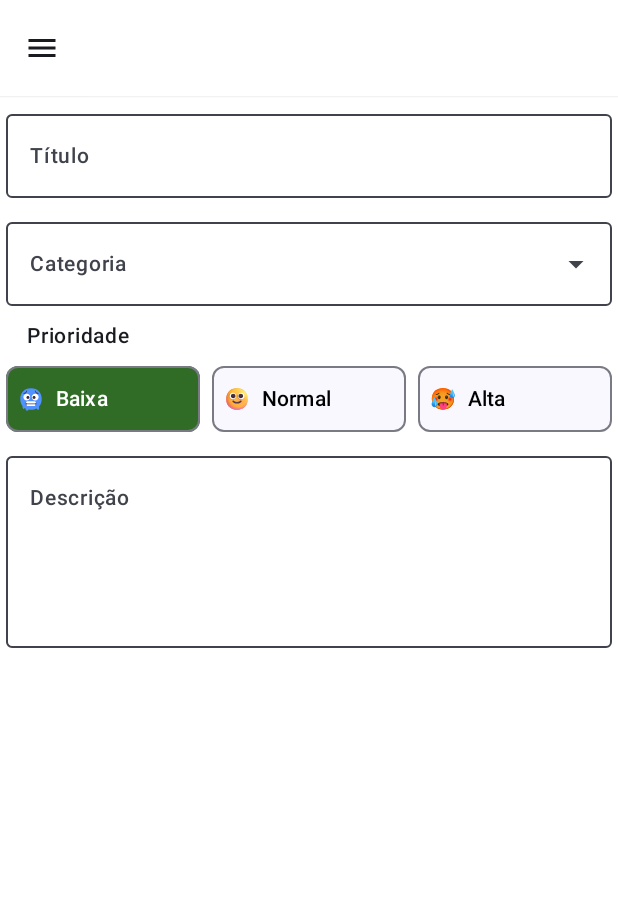
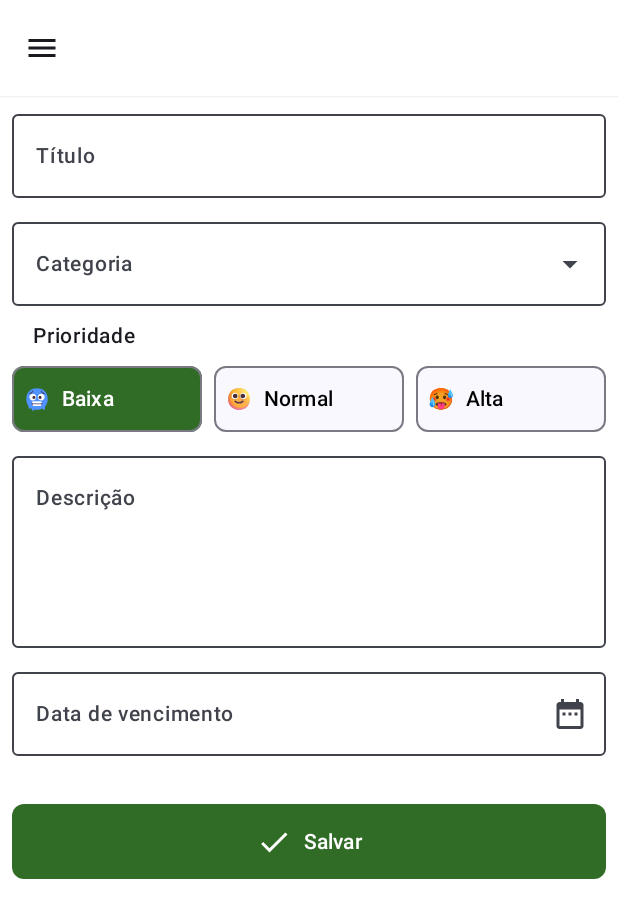
Before and after one commit to JoseLeandroNascimento/pomodo-task, an Android app built with Jetpack Compose: the screen it shows after launch (MainActivity), after a tap on "Baixa", on a phone screen of 412 x 824 dp. Shown: the top 918 px of the screen. Run offline under Robolectric (Android 15) with nearby library versions, the phone set to English and light mode, and no system bars.

Commit message:
feat: layout da tela de cadastro de tarefa

```diff
--- a/app/src/main/AndroidManifest.xml
+++ b/app/src/main/AndroidManifest.xml
@@ -8,6 +8,7 @@
         android:fullBackupContent="@xml/backup_rules"
         android:icon="@mipmap/ic_launcher"
         android:label="@string/app_name"
+        android:windowSoftInputMode="adjustResize"
         android:roundIcon="@mipmap/ic_launcher_round"
         android:supportsRtl="true"
         android:theme="@style/Theme.Pomodotask"
--- /dev/null
+++ b/app/src/main/java/com/example/pomodo_task/components/InputDate.kt
@@ -0,0 +1,111 @@
+package com.example.pomodo_task.components
+
+import android.annotation.SuppressLint
+import androidx.compose.foundation.isSystemInDarkTheme
+import androidx.compose.foundation.text.KeyboardOptions
+import androidx.compose.material.icons.Icons
+import androidx.compose.material.icons.filled.DateRange
+import androidx.compose.material3.Button
+import androidx.compose.material3.DatePicker
+import androidx.compose.material3.DatePickerDialog
+import androidx.compose.material3.ExperimentalMaterial3Api
+import androidx.compose.material3.Icon
+import androidx.compose.material3.IconButton
+import androidx.compose.material3.MaterialTheme
+import androidx.compose.material3.OutlinedTextField
+import androidx.compose.material3.Text
+import androidx.compose.material3.TextFieldDefaults
+import androidx.compose.material3.rememberDatePickerState
+import androidx.compose.runtime.Composable
+import androidx.compose.runtime.getValue
+import androidx.compose.runtime.mutableStateOf
+import androidx.compose.runtime.remember
+import androidx.compose.runtime.setValue
+import androidx.compose.ui.Modifier
+import androidx.compose.ui.graphics.Color
+import androidx.compose.ui.text.font.FontWeight
+import androidx.compose.ui.text.input.KeyboardType
+import androidx.compose.ui.tooling.preview.Preview
+import androidx.compose.ui.unit.sp
+import com.example.pomodo_task.ui.theme.Green300
+import java.text.SimpleDateFormat
+import java.util.Date
+
+@SuppressLint("SimpleDateFormat")
+@OptIn(ExperimentalMaterial3Api::class)
+@Composable
+fun InputDate(
+    modifier: Modifier = Modifier,
+    label: String,
+    onValueChange: (Date) -> Unit,
+    value: Date? = null
+) {
+
+    var showModal by remember { mutableStateOf(false) }
+    val datePikerState = rememberDatePickerState()
+    val dateFormat = remember {SimpleDateFormat("dd/MM/yyyy") }
+    var selectedText by remember { mutableStateOf("") }
+
+    OutlinedTextField(
+        modifier = modifier,
+        label = {
+            Text(
+                text = label,
+                fontWeight = FontWeight.Medium,
+                fontSize = 14.sp
+            )
+        },
+        colors = TextFieldDefaults.colors(
+            focusedIndicatorColor = Green300,
+            focusedContainerColor = if (isSystemInDarkTheme()) MaterialTheme.colorScheme.surface else Color.White,
+            unfocusedContainerColor = if (isSystemInDarkTheme()) MaterialTheme.colorScheme.surface else Color.White,
+            focusedLabelColor = Green300
+        ),
+        keyboardOptions = KeyboardOptions(keyboardType = KeyboardType.Text),
+        value = selectedText,
+        onValueChange = { },
+        trailingIcon = {
+            IconButton(onClick = {
+                showModal = !showModal
+            }) {
+                Icon(imageVector = Icons.Default.DateRange, contentDescription = null)
+            }
+        }
+    )
+
+    if (showModal) {
+        DatePickerDialog(
+            onDismissRequest = {
+                showModal = false
+            },
+            dismissButton = {
+                // Se quiser, adicione um botão de cancelar aqui
+            },
+            confirmButton = {
+                Button(onClick = {
+                    val millis = datePikerState.selectedDateMillis
+                    if (millis != null) {
+                        val date = Date(millis)
+                        selectedText = dateFormat.format(date)
+                        onValueChange(date)
+                    }
+                    showModal = false
+                }) {
+                    Text(text = "Confirmar")
+                }
+            }
+        ) {
+            DatePicker(state = datePikerState)
+        }
+    }
+
+}
+
+@Preview
+@Composable
+private fun InputDatePreview() {
+    InputDate(
+        label = "Date",
+        onValueChange = {},
+    )
+}
--- a/app/src/main/java/com/example/pomodo_task/screen/CreateTask.kt
+++ b/app/src/main/java/com/example/pomodo_task/screen/CreateTask.kt
@@ -6,9 +6,20 @@ import androidx.compose.foundation.clickable
 import androidx.compose.foundation.interaction.MutableInteractionSource
 import androidx.compose.foundation.layout.Arrangement
 import androidx.compose.foundation.layout.Column
+import androidx.compose.foundation.layout.Row
+import androidx.compose.foundation.layout.Spacer
 import androidx.compose.foundation.layout.fillMaxSize
 import androidx.compose.foundation.layout.fillMaxWidth
+import androidx.compose.foundation.layout.height
 import androidx.compose.foundation.layout.padding
+import androidx.compose.foundation.rememberScrollState
+import androidx.compose.foundation.shape.RoundedCornerShape
+import androidx.compose.foundation.verticalScroll
+import androidx.compose.material.icons.Icons
+import androidx.compose.material.icons.filled.Check
+import androidx.compose.material3.Button
+import androidx.compose.material3.ButtonDefaults
+import androidx.compose.material3.Icon
 import androidx.compose.material3.Text
 import androidx.compose.runtime.Composable
 import androidx.compose.runtime.getValue
@@ -17,15 +28,19 @@ import androidx.compose.runtime.remember
 import androidx.compose.runtime.setValue
 import androidx.compose.ui.Alignment
 import androidx.compose.ui.Modifier
+import androidx.compose.ui.graphics.Color
 import androidx.compose.ui.platform.LocalFocusManager
 import androidx.compose.ui.text.font.FontWeight
 import androidx.compose.ui.tooling.preview.Preview
 import androidx.compose.ui.unit.dp
 import androidx.compose.ui.unit.sp
+import com.example.pomodo_task.components.InputDate
 import com.example.pomodo_task.components.InputText
 import com.example.pomodo_task.components.PriorityOption
 import com.example.pomodo_task.components.PrioritySelect
 import com.example.pomodo_task.components.optionsExemple
+import com.example.pomodo_task.ui.theme.Green300
+import java.util.Date
 
 
 @Composable
@@ -34,6 +49,8 @@ fun CreateTask(modifier: Modifier = Modifier) {
     var title by remember { mutableStateOf("") }
     var category by remember { mutableStateOf<Option?>(null) }
     var priority by remember { mutableStateOf<PriorityOption?>(null) }
+    var date by remember { mutableStateOf<Date?>(null) }
+
 
     val focusManager = LocalFocusManager.current
 
@@ -105,11 +122,12 @@ fun CreateTask(modifier: Modifier = Modifier) {
                 focusManager.clearFocus()
             }
             .fillMaxSize()
-            .padding(vertical = 4.dp, horizontal = 4.dp),
+            .padding(vertical = 4.dp, horizontal = 8.dp)
+            .verticalScroll(state = rememberScrollState()),
         horizontalAlignment = Alignment.CenterHorizontally,
-        verticalArrangement = Arrangement.spacedBy(8.dp)
+        verticalArrangement = Arrangement.spacedBy(8.dp),
 
-    ) {
+        ) {
 
         InputText(
             label = "Título",
@@ -154,6 +172,46 @@ fun CreateTask(modifier: Modifier = Modifier) {
             modifier = Modifier
                 .fillMaxWidth(),
         )
+
+        InputDate(
+            modifier = Modifier
+                .fillMaxWidth(),
+            label = "Data de vencimento",
+            value = date,
+            onValueChange = {
+                date = it
+            },
+        )
+
+        Spacer(modifier.height(16.dp))
+
+        Button(
+            modifier = Modifier
+                .fillMaxWidth()
+                .height(50.dp),
+            colors = ButtonDefaults.buttonColors(
+                containerColor = Green300
+            ),
+            onClick = {},
+            shape = RoundedCornerShape(8.dp)
+        ) {
+            Row(
+                verticalAlignment = Alignment.CenterVertically,
+                horizontalArrangement = Arrangement.spacedBy(8.dp)
+            ) {
+                Icon(
+                    imageVector = Icons.Default.Check,
+                    contentDescription = null,
+                    tint = Color.White
+                )
+                Text(
+                    "Salvar",
+                    fontWeight = FontWeight.Medium,
+                    fontSize = 14.sp,
+                    color = Color.White
+                )
+            }
+        }
     }
 }
 
--- a/app/src/main/java/com/example/pomodo_task/screen/MyTasks.kt
+++ b/app/src/main/java/com/example/pomodo_task/screen/MyTasks.kt
@@ -60,7 +60,7 @@ fun MyTasks(
     }
 
     Box(
-        modifier = modifier.fillMaxSize(),
+        modifier = modifier.fillMaxSize().padding(vertical = 4.dp, horizontal = 8.dp),
     ) {
         LazyColumn(
             modifier = Modifier.fillMaxSize(),
```
